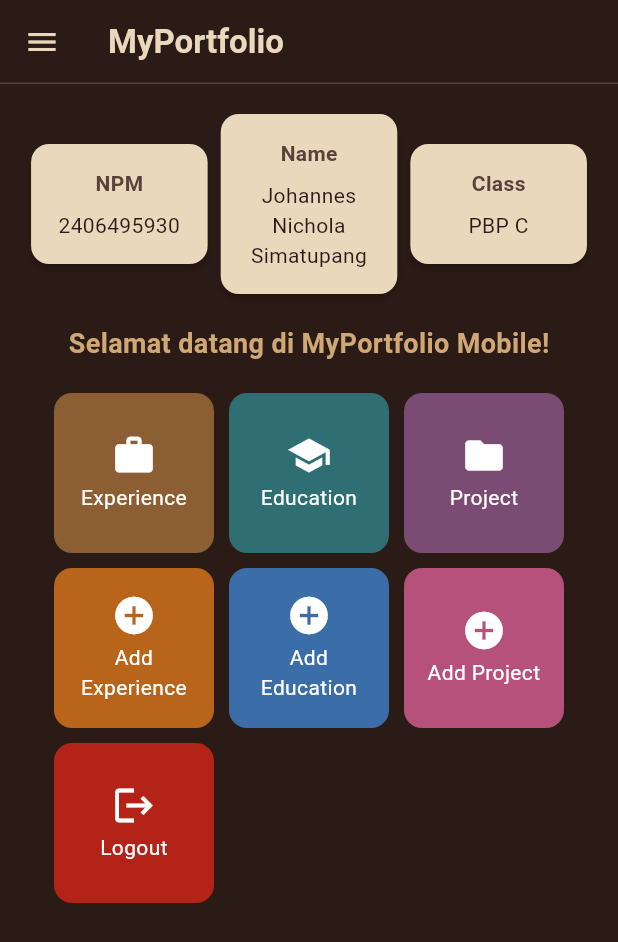
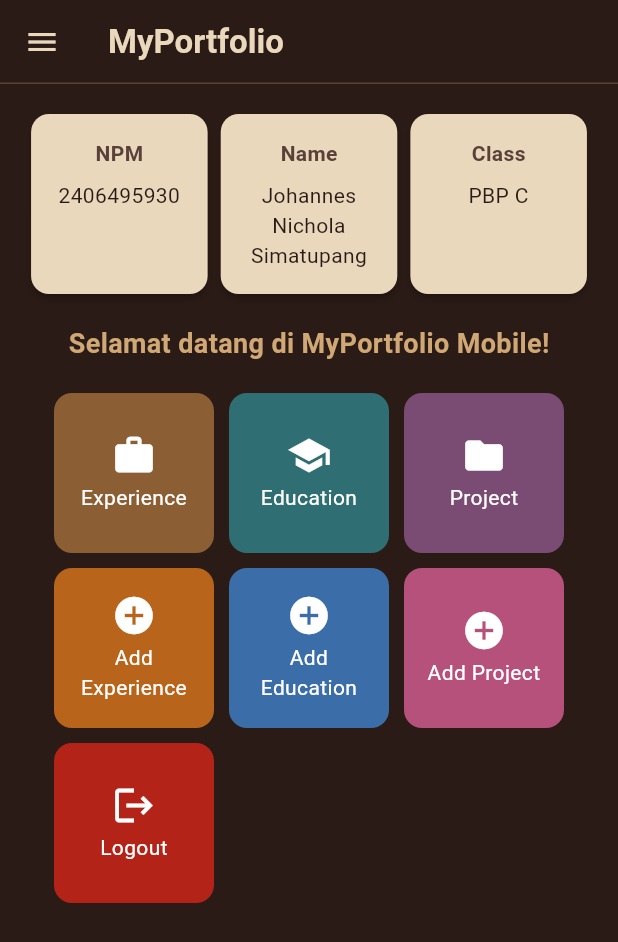
Before and after one commit to JohannesNichola/myportofolio_mobile, a Flutter app: the screen it shows after launch, on a phone screen of 412 x 824 dp. Shown: the top 942 px of the screen. Run offline on Flutter 3.47's test engine with Material 3 defaults, Android fonts, the phone set to English and light mode, and no system bars; our stand-ins replace material_ui.

Commit message:
fix(home): equalize info card heights and keep spacing above scrolling grid

```diff
--- a/lib/screens/menu.dart
+++ b/lib/screens/menu.dart
@@ -58,13 +58,16 @@ class MyHomePage extends StatelessWidget {
         child: Column(
           crossAxisAlignment: CrossAxisAlignment.start,
           children: [
-            Row(
+            IntrinsicHeight(
+              child: Row(
                 mainAxisAlignment: MainAxisAlignment.spaceEvenly,
+                crossAxisAlignment: CrossAxisAlignment.stretch,
                 children: [
                   InfoCard(title: 'NPM', content: npm),
                   InfoCard(title: 'Name', content: nama),
                   InfoCard(title: 'Class', content: kelas),
                 ],
+              ),
             ),
             const SizedBox(height: 16.0),
             const Center(
@@ -77,9 +80,10 @@ class MyHomePage extends StatelessWidget {
                 ),
               ),
             ),
+            const SizedBox(height: 20.0),
             Expanded(
               child: GridView.count(
-                padding: const EdgeInsets.all(20),
+                padding: const EdgeInsets.fromLTRB(20, 0, 20, 20),
                 crossAxisSpacing: 10,
                 mainAxisSpacing: 10,
                 crossAxisCount: 3,
```
Lines whose indentation alone changed are shown as unchanged.
